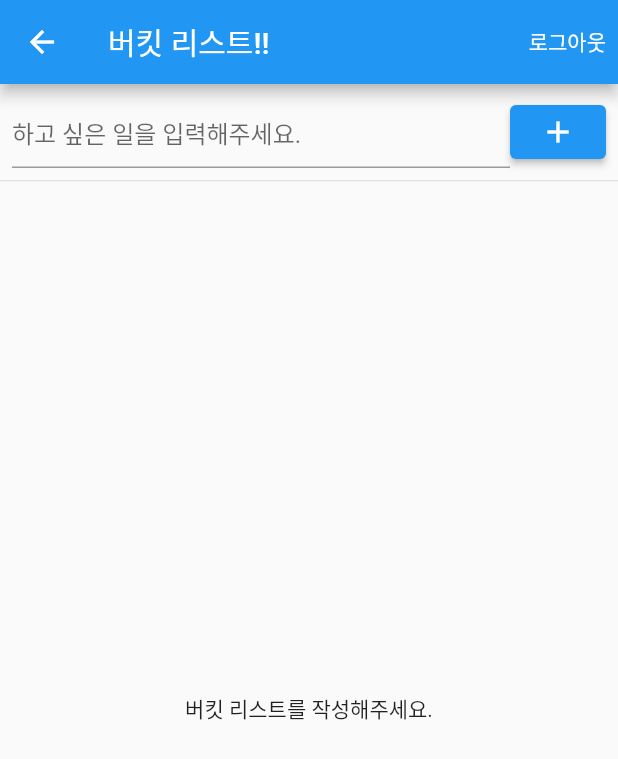
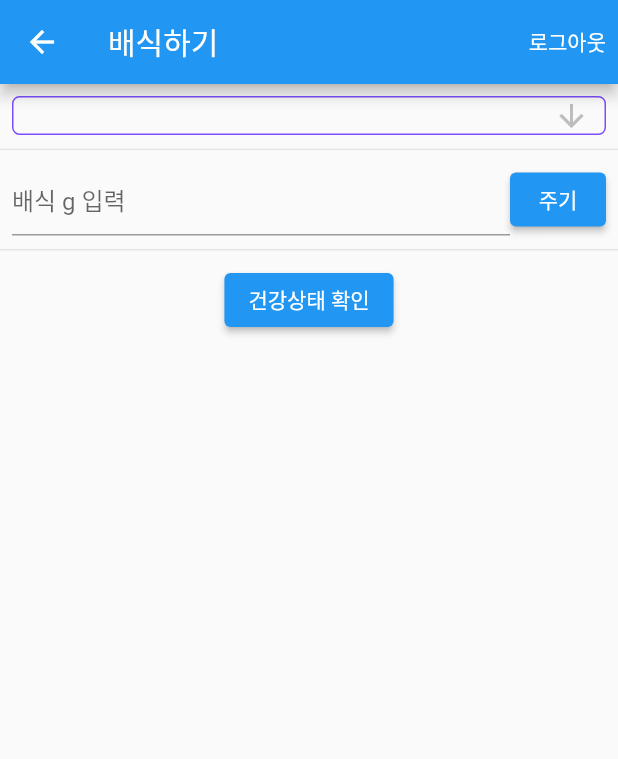
Before and after one commit to qqinjin/animal_serving_app, a Flutter app: the screen it shows after launch, after a tap on "로그인", after a tap on "배식하기", on a phone screen of 412 x 824 dp. Shown: the top 759 px of the screen. Run offline on Flutter 3.47's test engine with Material 2 defaults, Android fonts, the phone set to English and light mode, and no system bars; our stand-ins replace cloud_firestore, firebase_auth, firebase_core; accounts and stored records are empty.

Commit message:
Commit message

```diff
--- /dev/null
+++ b/lib/animal_serving.dart
@@ -0,0 +1,159 @@
+import 'package:cloud_firestore/cloud_firestore.dart';
+import 'package:flutter/cupertino.dart';
+import 'package:flutter/material.dart';
+import 'package:provider/provider.dart';
+
+import 'auth_service.dart';
+import 'bucket_service.dart';
+import 'loginpage.dart';
+import 'addpetpage.dart';
+import 'animal_serving_service.dart';
+
+class HomePage2 extends StatefulWidget {
+  const HomePage2({Key? key}) : super(key: key);
+
+  @override
+  State<HomePage2> createState() => _HomePageState();
+}
+
+class _HomePageState extends State<HomePage2> {
+  TextEditingController jobController = TextEditingController();
+  String? dropdownValue; // DropdownButton에서 선택한 값을 저장하는 변수
+  List<String> petNames = []; // Firestore에서 가져온 petname을 저장하는 리스트
+
+  @override
+  void initState() {
+    super.initState();
+    // 기본값 설정 (Firestore에서 첫 번째 데이터를 가져오거나, 고정된 값 설정)
+    dropdownValue = '';
+    _getPetNamesFromFirestore();
+  }
+
+  Future<void> _getPetNamesFromFirestore() async {
+    FirebaseFirestore.instance.collection('pet').get().then((QuerySnapshot querySnapshot) {
+      querySnapshot.docs.forEach((doc) {
+        setState(() {
+          petNames.add(doc.get('petname'));
+          dropdownValue = petNames.first;
+        });
+      });
+    });
+  }
+
+  @override
+  Widget build(BuildContext context) {
+    return Consumer<AnimalServingService>(
+      builder: (context, animalServingService, child) {
+        final authService = context.read<AuthService>();
+        final user = authService.currentUser()!;
+
+        return Scaffold(
+          appBar: AppBar(
+            title: Text("배식하기"),
+            actions: [
+              TextButton(
+                child: Text(
+                  "로그아웃",
+                  style: TextStyle(
+                    color: Colors.white,
+                  ),
+                ),
+                onPressed: () {
+                  context.read<AuthService>().signOut();
+
+                  Navigator.pushReplacement(
+                    context,
+                    MaterialPageRoute(builder: (context) => LoginPage()),
+                  );
+                },
+              ),
+            ],
+          ),
+          body: Column(
+            children: [
+              // DropdownButton 추가
+              Padding(
+                padding: const EdgeInsets.all(8),
+                child: Container(
+                  padding: EdgeInsets.symmetric(horizontal: 10), // optional: to provide a bit of spacing
+                  decoration: BoxDecoration(
+                    border: Border.all(color: Colors.deepPurpleAccent), // 색상은 원하는대로 변경 가능
+                    borderRadius: BorderRadius.circular(5), // optional: if you want rounded edges
+                  ),
+                  child: DropdownButtonHideUnderline( // underline 제거
+                    child: DropdownButton<String>(
+                      isExpanded: true, // dropdown button to occupy all available space
+                      value: dropdownValue,
+                      icon: Icon(Icons.arrow_downward),
+                      iconSize: 24,
+                      elevation: 16,
+                      style: TextStyle(color: Colors.deepPurple),
+                      onChanged: (String? newValue) {
+                        setState(() {
+                          dropdownValue = newValue;
+                        });
+                      },
+                      items: petNames
+                          .map<DropdownMenuItem<String>>((String value) {
+                        return DropdownMenuItem<String>(
+                          value: value,
+                          child: Text(value),
+                        );
+                      }).toList(),
+                    ),
+                  ),
+                ),
+              ),
+              // ... (other widgets)
+              // 입력창
+              Divider(height: 3),
+
+              Padding(
+                padding: const EdgeInsets.all(8),
+                child: Row(
+                  children: [
+                    // 텍스트 입력창
+                    Expanded(
+                      child: TextField(
+                        controller: jobController,
+                        decoration: InputDecoration(
+                          hintText: "배식 g 입력",
+                        ),
+                      ),
+                    ),
+
+                    // 추가 버튼
+                    ElevatedButton(
+                      child: Text('주기'),
+                      onPressed: () {
+                        // create bucket
+                        if (jobController.text.isNotEmpty && dropdownValue != null) {
+                          animalServingService.create(jobController.text, dropdownValue!);
+                        }
+                      },
+                    ),
+                  ],
+                ),
+              ),
+              Divider(height: 3),
+
+              Padding(
+                padding: const EdgeInsets.all(8),
+                child: Center(
+                  child: ElevatedButton(
+                    child: Text('건강상태 확인'),
+                    onPressed: () {
+                      Navigator.push(
+                        context, MaterialPageRoute(builder: (context) => AddPet()),
+                      );
+                    },
+                  ),
+                ),
+              ),
+            ],
+          ),
+        );
+      },
+    );
+  }
+}
--- a/lib/main.dart
+++ b/lib/main.dart
@@ -16,6 +16,8 @@ import 'loginpage.dart';
 import 'addpetpage.dart';
 import 'bucketlistpage.dart';
 
+import 'animal_serving.dart';
+import 'animal_serving_service.dart';
 // void main() {
 //   runApp(const MyApp());
 // }
@@ -31,6 +33,7 @@ void main() async {
         ChangeNotifierProvider(create: (context) => BucketService()),
         //ChangeNotifierProvider(create: (context) => StartPage()),
         ChangeNotifierProvider(create: (context) => AddPetService()),
+        ChangeNotifierProvider(create: (context) => AnimalServingService()),
       ],
       child: const MyApp(),
     ),
@@ -107,7 +110,7 @@ class _StartPageState extends State<StartPage> {
               child: Text('배식하기'),
               onPressed: () {
                 Navigator.push(
-                    context, MaterialPageRoute(builder: (_) => HomePage()));
+                    context, MaterialPageRoute(builder: (_) => HomePage2()));
               }),
           ElevatedButton(
               child: Text('개인정보수정'),
```
Also changed, not shown: lib/animal_serving_service.dart (added, +18 -0 lines), pubspec.lock.
